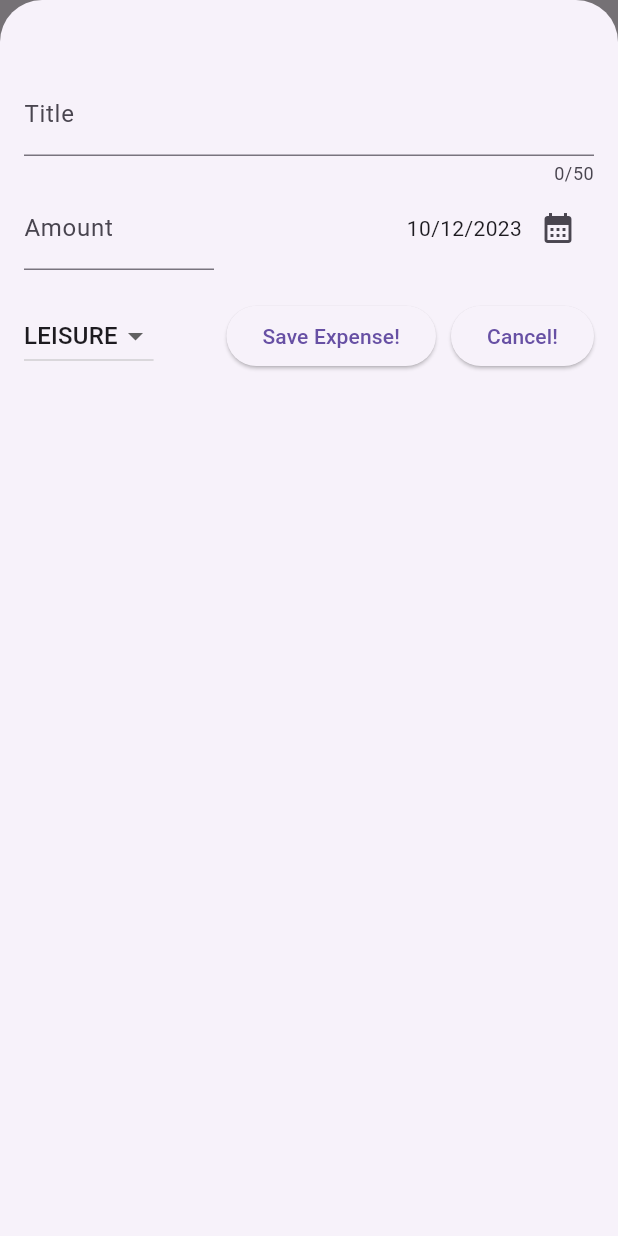
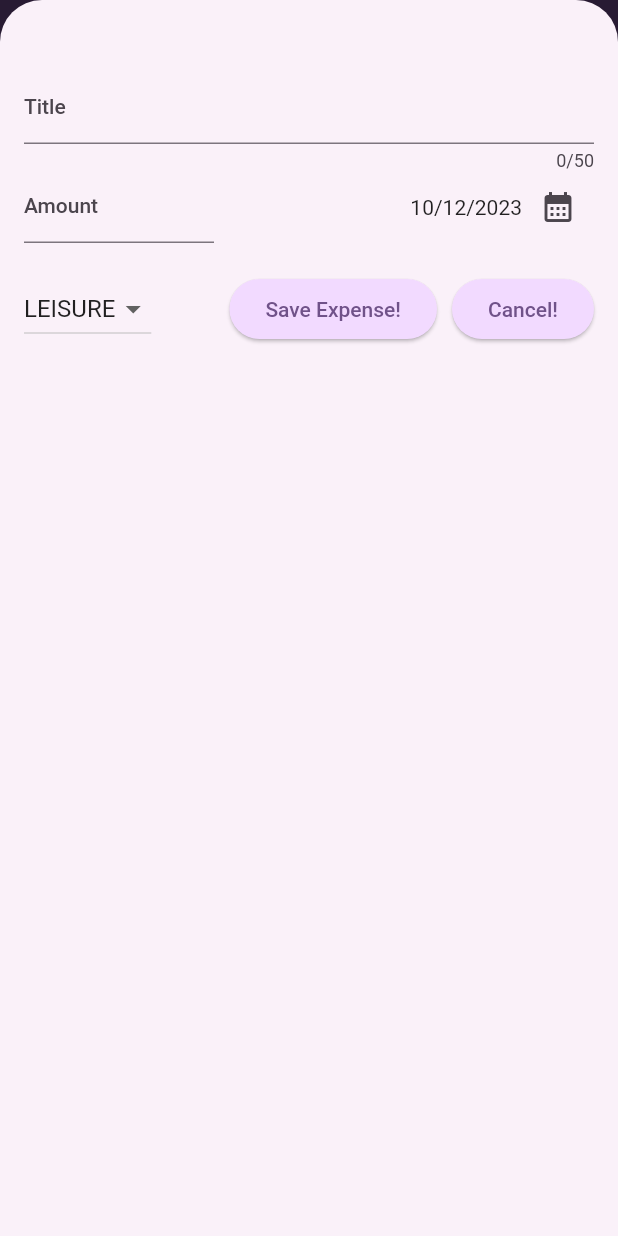
Before and after one commit to NyiLinnHtin/expense_tracker, a Flutter app: the screen it shows after launch, after a tap on the "add" icon, on a phone screen of 412 x 824 dp. Run offline on Flutter 3.47's test engine with Material 2 defaults, Android fonts, the phone set to English and light mode, and no system bars.

Commit message:
20231012 Change

```diff
--- a/lib/main.dart
+++ b/lib/main.dart
@@ -1,10 +1,37 @@
+import 'dart:ui';
+
 import 'package:flutter/material.dart';
 import 'package:expense_tracker/widgets/expenses.dart';
 
+ColorScheme kColorScheme =
+    ColorScheme.fromSeed(seedColor: Color.fromARGB(255, 90, 6, 146));
 void main() {
   runApp(
     MaterialApp(
-      theme: ThemeData(useMaterial3: true),
+      theme: ThemeData().copyWith(
+        useMaterial3: true,
+        colorScheme: kColorScheme,
+        appBarTheme: const AppBarTheme().copyWith(
+          backgroundColor: kColorScheme.onPrimaryContainer,
+          foregroundColor: kColorScheme.primaryContainer,
+          centerTitle: true,
+        ),
+        cardTheme: const CardTheme().copyWith(
+          color: kColorScheme.secondaryContainer,
+          margin: const EdgeInsets.symmetric(horizontal: 16, vertical: 10),
+        ),
+        elevatedButtonTheme: ElevatedButtonThemeData(
+          style: ElevatedButton.styleFrom(
+            backgroundColor: kColorScheme.primaryContainer,
+          ),
+        ),
+        textTheme: ThemeData().textTheme.copyWith(
+              titleLarge: TextStyle(
+                  color: kColorScheme.onSecondary,
+                  fontWeight: FontWeight.normal,
+                  fontSize: 14),
+            ),
+      ),
       debugShowCheckedModeBanner: false,
       home: const Expenses(),
     ),
--- a/lib/widgets/expenses.dart
+++ b/lib/widgets/expenses.dart
@@ -65,7 +65,10 @@ class _ExpensesState extends State<Expenses> {
   @override
   Widget build(BuildContext context) {
     Widget mainContent = const Center(
-      child: Text("No expense is found. Try Adding some new"),
+      child: Text(
+        "No expense is found. Try Adding some new",
+        textAlign: TextAlign.center,
+      ),
     );
 
     if (_registeredExpense.isNotEmpty) {
@@ -76,12 +79,16 @@ class _ExpensesState extends State<Expenses> {
     }
 
     return Scaffold(
-      appBar: AppBar(title: const Text("Flutter ExpenseTracker!"), actions: [
-        IconButton(
-          onPressed: _openAddExpenseOverlay,
-          icon: const Icon(Icons.add),
-        ),
-      ]),
+      appBar: PreferredSize(
+        preferredSize: const Size.fromHeight(40),
+        child: AppBar(title: const Text("Flutter ExpenseTracker!"), actions: [
+          IconButton(
+            onPressed: _openAddExpenseOverlay,
+            icon: const Icon(Icons.add),
+            color: Colors.yellow[200],
+          ),
+        ]),
+      ),
       body: Column(
         children: [
           const Text("My Expenses"),
```
